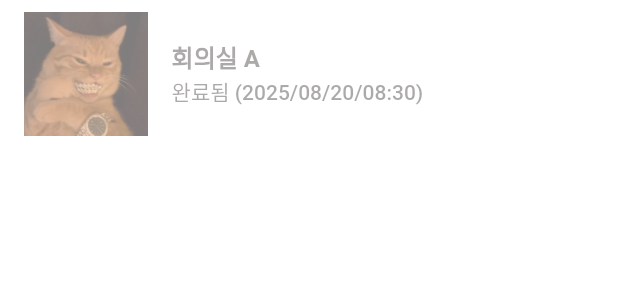
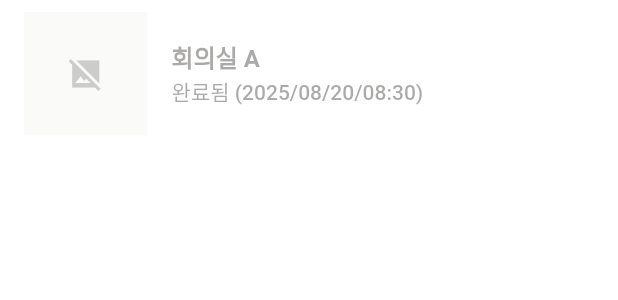
Before and after one commit to codezigee/ZiGee-Frontend, a Flutter app: the MyBookingRoomCard widget shown alone on an empty page, opened directly with sample values from the repository, on a phone screen of 412 x 824 dp. Shown: the top 300 px of the screen. Run offline on Flutter 3.47's test engine with Material 3 defaults, Android fonts, the phone set to English and light mode, and no system bars; our stand-ins replace get, go_router, table_calendar; Roboto replaces fonts that are missing (Pretendard).

Commit message:
[Feat] NetworkImageWidget 분리 및 구현 #17

```diff
--- /dev/null
+++ b/zigee_app/lib/common/widgets/network_image_widget.dart
@@ -0,0 +1,58 @@
+import 'package:flutter/material.dart';
+import 'package:zigee_app/app/theme/color_tokens.dart';
+import 'package:zigee_app/common/widgets/custom_loading_indicator.dart';
+
+class NetworkImageWidget extends StatelessWidget {
+  final String? imageUrl;
+  final double? width;
+  final double? height;
+  final BoxFit fit;
+
+  const NetworkImageWidget({
+    super.key,
+    this.imageUrl,
+    this.width,
+    this.height,
+    this.fit = BoxFit.cover,
+  });
+
+  @override
+  Widget build(BuildContext context) {
+    if (imageUrl == null || imageUrl!.isEmpty) {
+      return _buildErrorPlaceholder();
+    }
+
+    return Image.network(
+      imageUrl!,
+      width: width,
+      height: height,
+      fit: fit,
+      loadingBuilder: (context, child, loadingProgress) {
+        if (loadingProgress == null) return child;
+        return _buildLoadingPlaceholder();
+      },
+      errorBuilder: (context, error, stackTrace) => _buildErrorPlaceholder(),
+    );
+  }
+
+  Widget _buildErrorPlaceholder() {
+    return Container(
+      width: width,
+      height: height,
+      color: ColorTokens.backgroundTertiary,
+      child: const Icon(
+        Icons.image_not_supported_sharp,
+        color: ColorTokens.textTertiary,
+      ),
+    );
+  }
+
+  Widget _buildLoadingPlaceholder() {
+    return Container(
+      width: width,
+      height: height,
+      color: ColorTokens.backgroundTertiary,
+      child: const CustomLoadingIndicator(),
+    );
+  }
+}
--- a/zigee_app/lib/features/my_booking/widgets/my_booking_room_card.dart
+++ b/zigee_app/lib/features/my_booking/widgets/my_booking_room_card.dart
@@ -6,6 +6,7 @@ import 'package:zigee_app/app/theme/spacing_tokens.dart';
 import 'package:zigee_app/app/theme/typography_styles.dart';
 import 'package:zigee_app/app/theme/typography_tokens.dart';
 import 'package:zigee_app/common/widgets/custom_text_button.dart';
+import 'package:zigee_app/common/widgets/network_image_widget.dart';
 import 'package:zigee_app/features/my_booking/widgets/my_booking_detail_dialog.dart';
 import 'package:zigee_app/models/reservation.dart';
 import 'package:zigee_app/models/room.dart';
@@ -34,8 +35,9 @@ class MyBookingRoomCard extends StatelessWidget {
         children: [
           SizedBox(
             width: mediaQuery.width * 0.2,
-            child: Image.asset(
-              'assets/images/trial_image_1.jpeg',
+            child: NetworkImageWidget(
+              imageUrl: room.imageUrl,
+              width: mediaQuery.width * 0.2,
               fit: BoxFit.cover,
             ),
           ),
```
